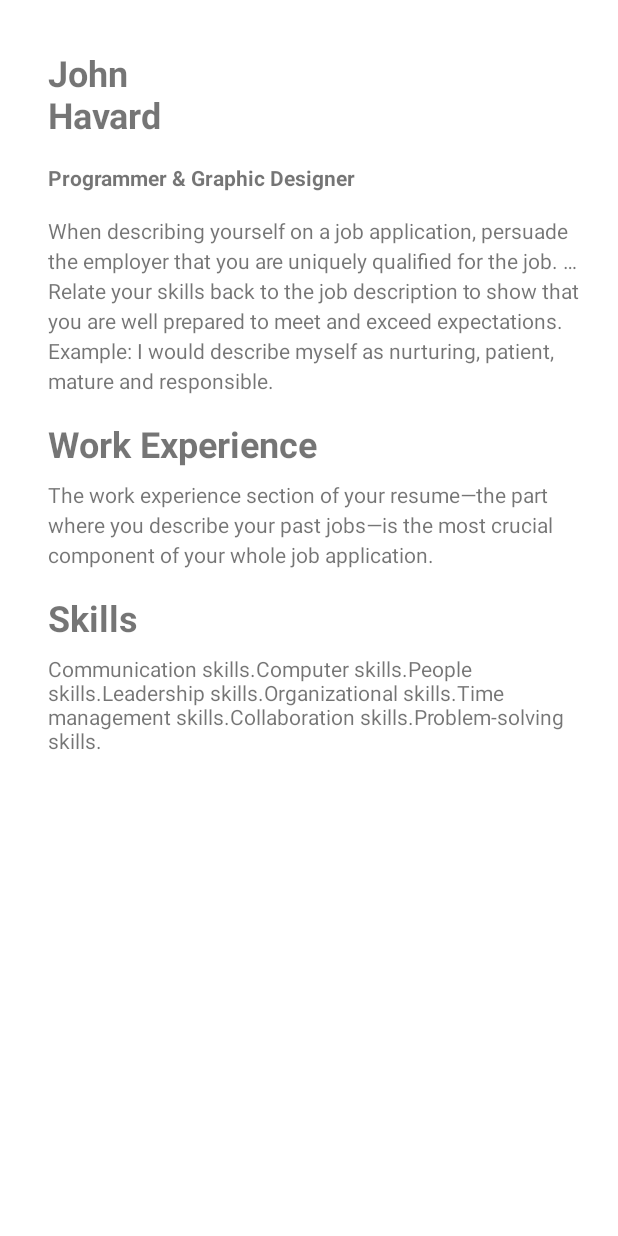
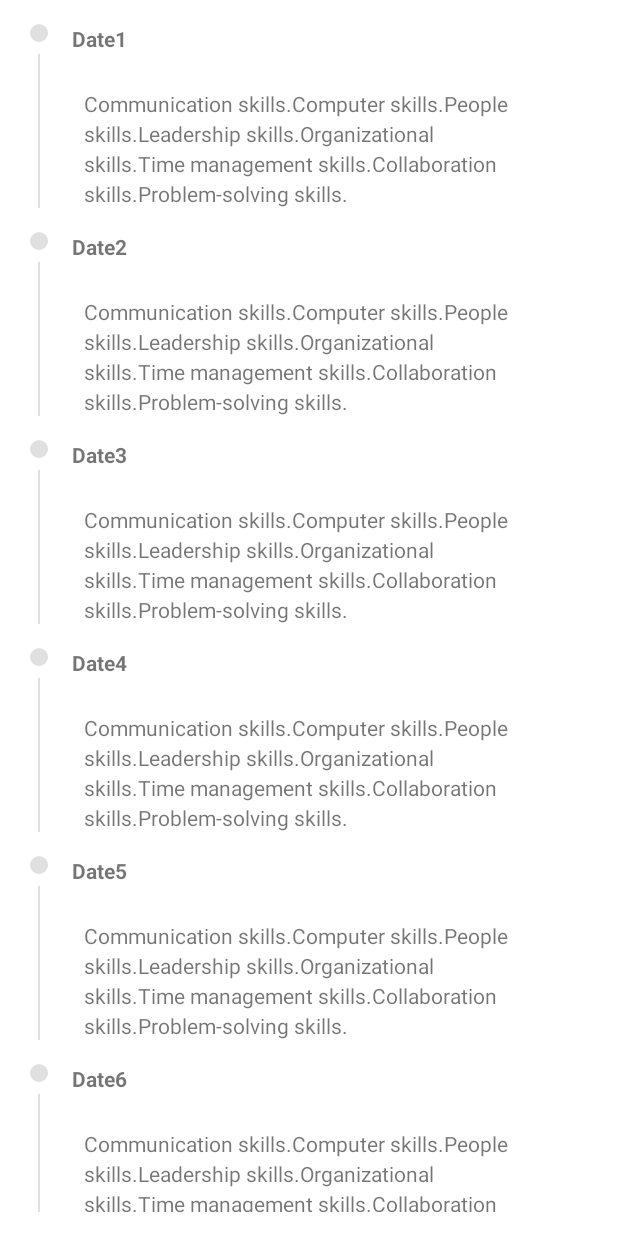
Before and after one commit to DSCKGEC/Resumie, an Android app: the screen it shows after launch (MainActivity), on a phone screen of 412 x 824 dp. Run offline under Robolectric (Android 15) with nearby library versions, the phone set to English and light mode, and no system bars.

Commit message:
added recyclerview for cv

```diff
--- a/app/build.gradle
+++ b/app/build.gradle
@@ -33,6 +33,7 @@ dependencies {
     implementation 'androidx.appcompat:appcompat:1.2.0'
     implementation 'com.google.android.material:material:1.3.0'
     implementation 'androidx.constraintlayout:constraintlayout:2.0.4'
+    implementation 'androidx.legacy:legacy-support-v4:1.0.0'
     testImplementation 'junit:junit:4.+'
     androidTestImplementation 'androidx.test.ext:junit:1.1.2'
     androidTestImplementation 'androidx.test.espresso:espresso-core:3.3.0'
--- /dev/null
+++ b/app/src/main/java/com/example/resumie/CV/CVAdapter.java
@@ -0,0 +1,51 @@
+package com.example.resumie.CV;
+
+import android.view.LayoutInflater;
+import android.view.View;
+import android.view.ViewGroup;
+import android.widget.TextView;
+
+import androidx.annotation.NonNull;
+import androidx.recyclerview.widget.RecyclerView;
+
+import com.example.resumie.R;
+
+import java.util.List;
+
+public class CVAdapter extends RecyclerView.Adapter<CVAdapter.CVViewHolder> {
+
+        List<CVitem> mdata;
+
+    public CVAdapter(List<CVitem> mdata) {
+        this.mdata = mdata;
+    }
+
+    @NonNull
+    @Override
+    public CVViewHolder onCreateViewHolder(@NonNull ViewGroup parent, int viewType) {
+        View view = LayoutInflater.from(parent.getContext()).inflate(R.layout.item_cv, parent,false);
+        return new CVViewHolder(view);
+    }
+
+    @Override
+    public void onBindViewHolder(@NonNull CVViewHolder holder, int position) {
+    holder.Cvtilte.setText(mdata.get(position).getTitle());
+    holder.CvDescription.setText(mdata.get(position).getDescription());
+    }
+
+    @Override
+    public int getItemCount() {
+        return mdata.size();
+    }
+
+    public static class CVViewHolder extends RecyclerView.ViewHolder{
+        TextView Cvtilte,CvDescription;
+
+    public CVViewHolder(@NonNull View itemView) {
+        super(itemView);
+        Cvtilte=itemView.findViewById(R.id.cv_title);
+        CvDescription=itemView.findViewById(R.id.cv_description);
+    }
+
+  }
+}
--- /dev/null
+++ b/app/src/main/java/com/example/resumie/CV/CVFragment.java
@@ -0,0 +1,57 @@
+package com.example.resumie.CV;
+
+import android.os.Bundle;
+
+import androidx.annotation.NonNull;
+import androidx.annotation.Nullable;
+import androidx.fragment.app.Fragment;
+import androidx.recyclerview.widget.LinearLayoutManager;
+import androidx.recyclerview.widget.RecyclerView;
+
+import android.view.LayoutInflater;
+import android.view.View;
+import android.view.ViewGroup;
+
+import com.example.resumie.R;
+
+import java.util.ArrayList;
+import java.util.List;
+
+public class CVFragment extends Fragment {
+
+    RecyclerView recyclerView;
+    CVAdapter cvAdapter;
+    List<CVitem> items;
+
+
+    public CVFragment() {
+        // Required empty public constructor
+    }
+
+    @Override
+    public void onViewCreated(@NonNull View view, @Nullable Bundle savedInstanceState) {
+        super.onViewCreated(view, savedInstanceState);
+        recyclerView = view.findViewById(R.id.recyclerview_cv);
+
+        items=new ArrayList<>();
+        items.add(new CVitem("Date1",getString(R.string.skill_despcription)));
+        items.add(new CVitem("Date2",getString(R.string.skill_despcription)));
+        items.add(new CVitem("Date3",getString(R.string.skill_despcription)));
+        items.add(new CVitem("Date4",getString(R.string.skill_despcription)));
+        items.add(new CVitem("Date5",getString(R.string.skill_despcription)));
+        items.add(new CVitem("Date6",getString(R.string.skill_despcription)));
+        items.add(new CVitem("Date7",getString(R.string.skill_despcription)));
+
+        cvAdapter=new CVAdapter(items);
+        recyclerView.setLayoutManager(new LinearLayoutManager((getContext())));
+        recyclerView.setAdapter(cvAdapter);
+    }
+
+
+    @Override
+    public View onCreateView(LayoutInflater inflater, ViewGroup container,
+                             Bundle savedInstanceState) {
+        // Inflate the layout for this fragment
+        return inflater.inflate(R.layout.fragment_c_v, container, false);
+    }
+}
--- /dev/null
+++ b/app/src/main/java/com/example/resumie/CV/CVitem.java
@@ -0,0 +1,27 @@
+package com.example.resumie.CV;
+
+public class CVitem {
+    private String title;
+    private String description;
+
+    public String getTitle() {
+        return title;
+    }
+
+    public void setTitle(String title) {
+        this.title = title;
+    }
+
+    public String getDescription() {
+        return description;
+    }
+
+    public void setDescription(String description) {
+        this.description = description;
+    }
+
+    public CVitem(String title, String description) {
+        this.title = title;
+        this.description = description;
+    }
+}
--- a/app/src/main/java/com/example/resumie/MainActivity.java
+++ b/app/src/main/java/com/example/resumie/MainActivity.java
@@ -4,6 +4,7 @@ import android.os.Bundle;
 
 import androidx.appcompat.app.AppCompatActivity;
 
+import com.example.resumie.CV.CVFragment;
 import com.example.resumie.home.HomeFragment;
 
 public class MainActivity extends AppCompatActivity {
@@ -13,8 +14,14 @@ public class MainActivity extends AppCompatActivity {
         super.onCreate(savedInstanceState);
         setContentView(R.layout.activity_main);
 //        getSupportActionBar().hide();
-        setHomeFragment();
+//        setHomeFragment();
+          setCVFragment();
     }
+
+    void setCVFragment(){
+        getSupportFragmentManager().beginTransaction().replace(R.id.container,new CVFragment()).commit();
+    }
+
     void setHomeFragment(){
         getSupportFragmentManager().beginTransaction().replace(R.id.container,new HomeFragment()).commit();
     }
--- /dev/null
+++ b/app/src/main/res/drawable/circle_cv.xml
@@ -0,0 +1,4 @@
+<?xml version="1.0" encoding="utf-8"?>
+<shape android:shape="oval" xmlns:android="http://schemas.android.com/apk/res/android">
+<solid android:color="@color/cv_line"/>
+</shape>
--- /dev/null
+++ b/app/src/main/res/layout/fragment_c_v.xml
@@ -0,0 +1,13 @@
+<?xml version="1.0" encoding="utf-8"?>
+<FrameLayout xmlns:android="http://schemas.android.com/apk/res/android"
+    xmlns:tools="http://schemas.android.com/tools"
+    android:layout_width="match_parent"
+    android:layout_height="match_parent"
+    tools:context=".CV.CVFragment">
+
+    <androidx.recyclerview.widget.RecyclerView
+        android:layout_margin="16dp"
+        android:id="@+id/recyclerview_cv"
+        android:layout_width="match_parent"
+        android:layout_height="match_parent" />
+</FrameLayout>
--- a/app/src/main/res/layout/fragment_home.xml
+++ b/app/src/main/res/layout/fragment_home.xml
@@ -100,4 +100,5 @@
         app:layout_constraintEnd_toEndOf="parent"
         app:layout_constraintStart_toStartOf="parent"
         app:layout_constraintTop_toBottomOf="@+id/textView6" />
+
 </androidx.constraintlayout.widget.ConstraintLayout>
--- /dev/null
+++ b/app/src/main/res/layout/item_cv.xml
@@ -0,0 +1,57 @@
+<?xml version="1.0" encoding="utf-8"?>
+<androidx.constraintlayout.widget.ConstraintLayout
+    xmlns:android="http://schemas.android.com/apk/res/android"
+    xmlns:app="http://schemas.android.com/apk/res-auto"
+    xmlns:tools="http://schemas.android.com/tools"
+    android:orientation="vertical"
+    android:layout_width="match_parent"
+    android:layout_height="wrap_content">
+
+
+    <ImageView
+        android:id="@+id/imageView"
+        android:layout_width="12dp"
+        android:layout_height="12dp"
+        android:layout_marginStart="4dp"
+        app:layout_constraintStart_toStartOf="parent"
+        app:layout_constraintTop_toTopOf="parent"
+        app:srcCompat="@drawable/circle_cv" />
+
+    <View
+        android:id="@+id/view"
+        android:layout_width="1dp"
+        android:layout_height="0dp"
+        android:layout_marginTop="8dp"
+        android:layout_marginBottom="8dp"
+        android:background="@color/cv_line"
+        app:layout_constraintBottom_toBottomOf="@+id/cv_description"
+        app:layout_constraintEnd_toEndOf="@id/imageView"
+        app:layout_constraintStart_toStartOf="@id/imageView"
+        app:layout_constraintTop_toBottomOf="@id/imageView" />
+
+    <TextView
+        android:textStyle="bold"
+        android:id="@+id/cv_title"
+        android:layout_width="wrap_content"
+        android:layout_height="wrap_content"
+        android:layout_marginStart="16dp"
+        android:text="@string/work_experience"
+        app:layout_constraintStart_toEndOf="@+id/imageView"
+        app:layout_constraintTop_toTopOf="parent" />
+
+    <TextView
+        android:id="@+id/cv_description"
+        android:layout_width="0dp"
+        android:layout_height="wrap_content"
+        android:layout_marginStart="16dp"
+        android:layout_marginTop="16dp"
+        android:layout_marginEnd="8dp"
+        android:layout_marginBottom="8dp"
+        android:lineSpacingExtra="4sp"
+        android:padding="8dp"
+        android:text="@string/text2"
+        app:layout_constraintBottom_toBottomOf="parent"
+        app:layout_constraintEnd_toEndOf="parent"
+        app:layout_constraintStart_toEndOf="@+id/imageView"
+        app:layout_constraintTop_toBottomOf="@+id/cv_title" />
+</androidx.constraintlayout.widget.ConstraintLayout>
--- a/app/src/main/res/values/colors.xml
+++ b/app/src/main/res/values/colors.xml
@@ -11,5 +11,6 @@
     <color name="tint">#FFFFFFFF</color>
     <color name="nav_selected">#FDD77C</color>
     <color name="card_background">#FBFBFBFB</color>
+    <color name="cv_line">#E0E0E0</color>
 
 </resources>
--- a/app/src/main/res/values/strings.xml
+++ b/app/src/main/res/values/strings.xml
@@ -1,11 +1,13 @@
 <resources>
     <string name="app_name">Resumie</string>
 
-    <string name="text1">When describing yourself on a job application, persuade the employer that you are uniquely qualified for the job. … Relate your skills back to the job description to show that you are well prepared to meet and exceed expectations. Example: I would describe myself as nurturing, patient, mature and responsible.</string>
+    <string name="text1">When describing yourself on a job application, persuade the employer that you are uniquely qualified for the job. Relate your skills back to the job description to show that you are well prepared to meet and exceed expectations.</string>
     <string name="text2">The work experience section of your resume—the part where you describe your past jobs—is the most crucial component of your whole job application.</string>
     <string name="job_name">Programmer &amp; Graphic Designer</string>
     <string name="name">John\nHavard</string>
     <string name="work_experience">Work Experience</string>
     <string name="skills">Skills</string>
     <string name="skill_despcription">Communication skills.Computer skills.People skills.Leadership skills.Organizational skills.Time management skills.Collaboration skills.Problem-solving skills.</string>
+    <!-- TODO: Remove or change this placeholder text -->
+    <string name="hello_blank_fragment">Hello blank fragment</string>
 </resources>
```
